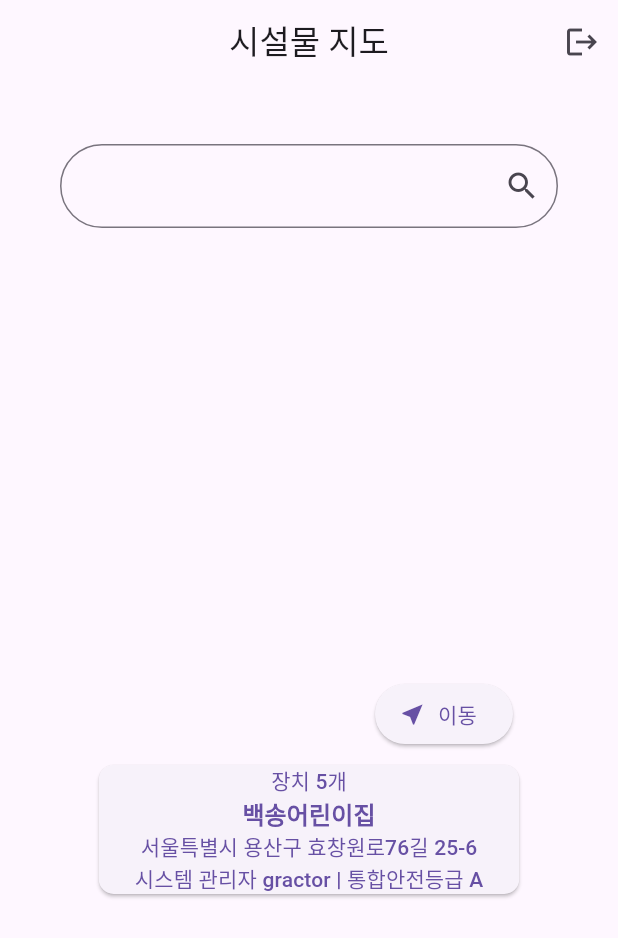
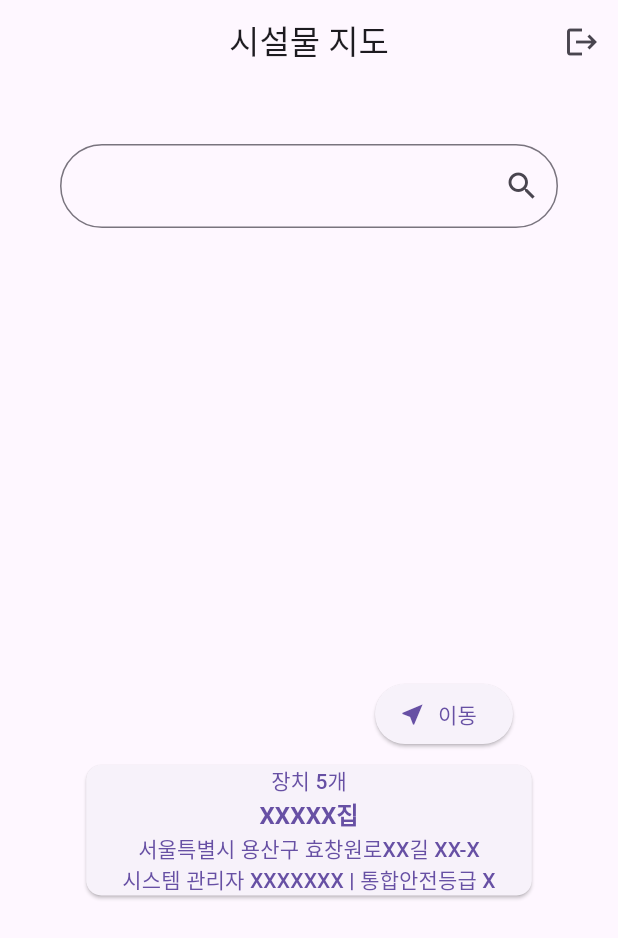
Before and after one commit to inhohwangg/h, a Flutter app: the FacilityMain screen opened directly, on a phone screen of 412 x 824 dp. Shown: the top 938 px of the screen. Run offline on Flutter 3.47's test engine with Material 2 defaults, Android fonts, the phone set to English and light mode, and no system bars; our stand-ins replace dio, get.

Commit message:
text 수정

```diff
--- a/lib/facilityInfo.dart
+++ b/lib/facilityInfo.dart
@@ -327,7 +327,7 @@ class _FacilityInfoState extends State<FacilityInfo>
                         child: Column(
                           children: [
                             Text(
-                              '개정초등육교의 측점2 단말기 기울기가 초기 값에 비해 1도 차이가 발생 하였습니다.',
+                              'XXXXXX의 측점2 단말기 기울기가 초기 값에 비해 1도 차이가 발생 하였습니다.',
                               style: TextStyle(
                                 fontSize: 14.5,
                               ),
--- a/lib/facilityMain.dart
+++ b/lib/facilityMain.dart
@@ -76,17 +76,17 @@ class FacilityMain extends StatelessWidget {
                         '장치 5개',
                       ),
                       Text(
-                        '백송어린이집',
+                        'XXXXX집',
                         style: TextStyle(
                           fontWeight: FontWeight.w700,
                           fontSize: 16,
                         ),
                       ),
                       Text(
-                        '서울특별시 용산구 효창원로76길 25-6',
+                        '서울특별시 용산구 효창원로XX길 XX-X',
                       ),
                       Text(
-                        '시스템 관리자 gractor | 통합안전등급 A',
+                        '시스템 관리자 XXXXXXX | 통합안전등급 X',
                       ),
                     ],
                   ),
```
